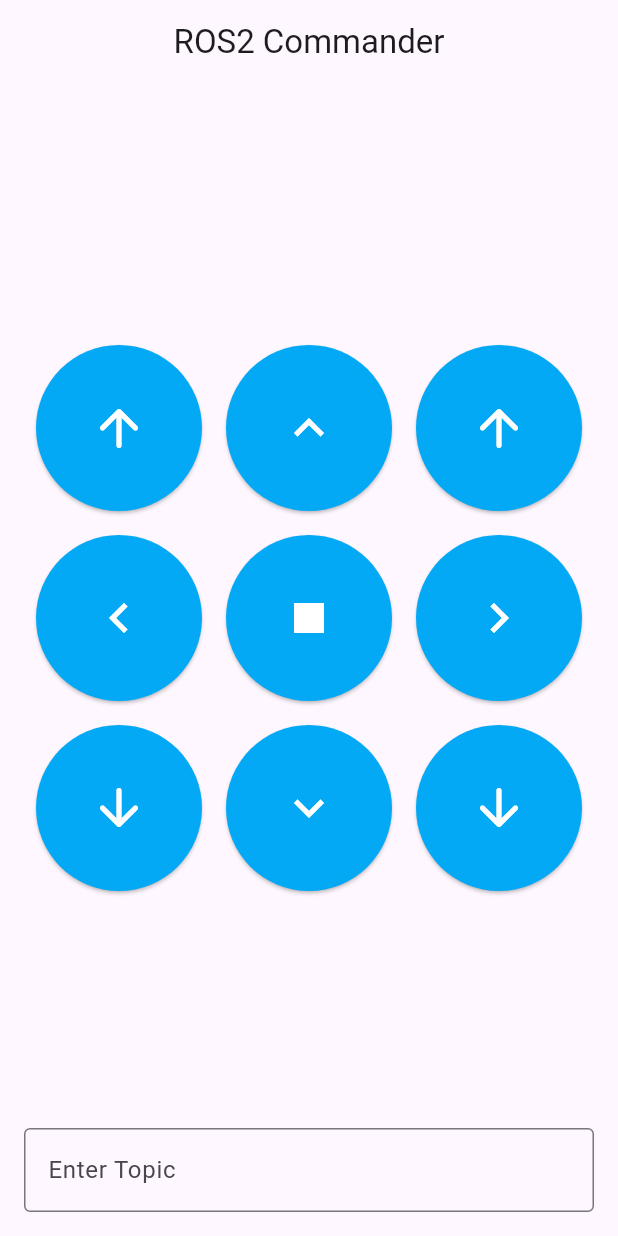
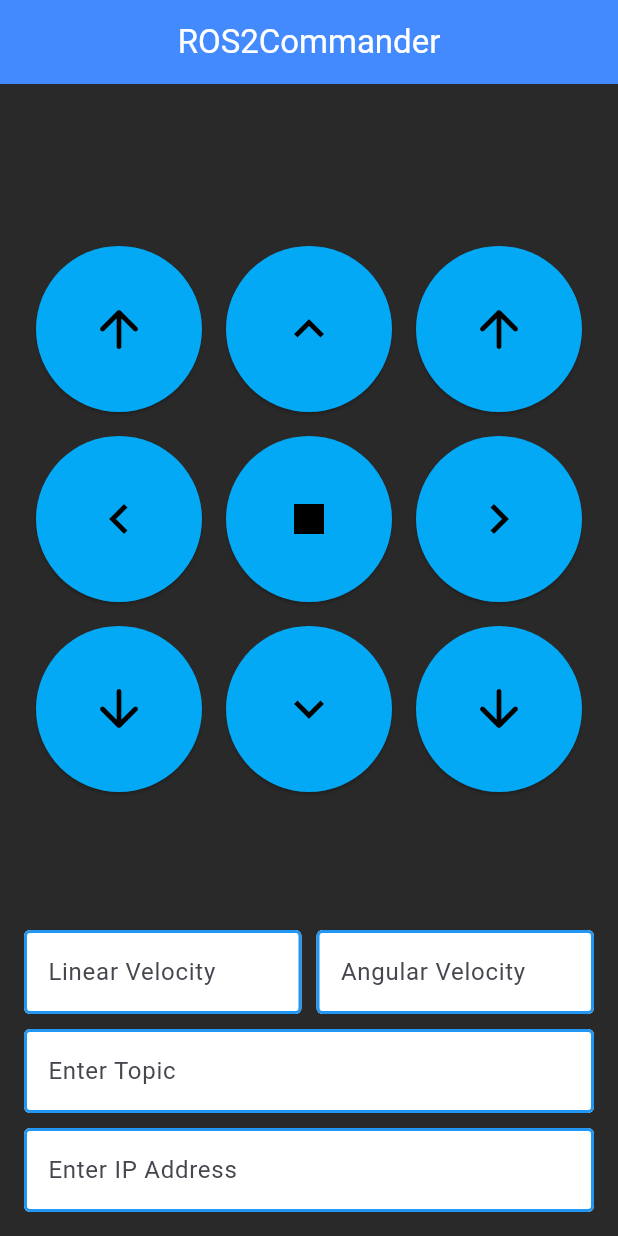
Before and after one commit to AkshatSharma05/ROS2Commander, a Flutter app: the screen it shows after launch, on a phone screen of 412 x 824 dp. Run offline on Flutter 3.47's test engine with Material 3 defaults, Android fonts, the phone set to English and light mode, and no system bars; network calls fail.

Commit message:
implemented velocity change and added icon

```diff
--- a/lib/main.dart
+++ b/lib/main.dart
@@ -13,11 +13,14 @@ class Home extends StatelessWidget {
   @override
 
   Widget build(BuildContext context) {
+  double linearVel = 1.0;
+  double angularVel = 5.0;
 
   late ROSBridgeClient rosClient;
   String selectedTopic = "/cmd_vel";
+  String ipAddress = "192.168.1.1";
 
-  rosClient = ROSBridgeClient("192.168.1.87"); // Change to your ROS2 device IP
+  rosClient = ROSBridgeClient(ipAddress); // Change to your ROS2 device IP
 
     final List<IconData> icons = [
       Icons.arrow_upward_rounded,
@@ -32,23 +35,27 @@ class Home extends StatelessWidget {
     ];
 
     final List<Map<String, double>> velocities = [
-      {"linearX": 1.0, "angularZ": -1.0}, // Forward left
-      {"linearX": 1.0, "angularZ": 0.0}, // Forward
-      {"linearX": 1.0, "angularZ": 1.0}, // Forward right
-      {"linearX": 0.0, "angularZ": -1.0}, // Rotate left
+      {"linearX": linearVel, "angularZ": -angularVel}, // Forward left
+      {"linearX": linearVel, "angularZ": 0.0}, // Forward
+      {"linearX": linearVel, "angularZ": angularVel}, // Forward right
+      {"linearX": 0.0, "angularZ": -angularVel}, // Rotate left
       {"linearX": 0.0, "angularZ": 0.0}, // Stop (center button)
-      {"linearX": 0.0, "angularZ": 1.0}, // Rotate right
-      {"linearX": -1.0, "angularZ": -1.0}, // Backward left
-      {"linearX": -1.0, "angularZ": 0.0}, // Backward
-      {"linearX": -1.0, "angularZ": 1.0}, // Backward right
+      {"linearX": 0.0, "angularZ": angularVel}, // Rotate right
+      {"linearX": -linearVel, "angularZ": -angularVel}, // Backward left
+      {"linearX": -linearVel, "angularZ": 0.0}, // Backward
+      {"linearX": -linearVel, "angularZ": angularVel}, // Backward right
     ];
 
     return Scaffold(
+      backgroundColor: const Color.fromARGB(255, 41, 41, 41),
       appBar: AppBar(
-        title: Text('ROS2 Commander'),
+        backgroundColor: Colors.blueAccent,
+        foregroundColor: Colors.white,
+        title: Text('ROS2Commander'),
         centerTitle: true,
       ),
-      body: Padding(
+      body:
+      Padding(
         padding: const EdgeInsets.all(16.0),
         child: Column(
           children: [
@@ -73,6 +80,7 @@ class Home extends StatelessWidget {
                           foregroundColor: Colors.white,
                         ),
                         child: Icon(
+                          color: Colors.black,
                           icons[index],
                           size: 40.0, // Increase the icon size
                         ),
@@ -82,15 +90,91 @@ class Home extends StatelessWidget {
                 ),
               ),
             ),
+            Row(
+              children: [
+                Expanded(
+                  child: TextField(
+                    decoration: InputDecoration(
+                      border: OutlineInputBorder(),
+                      enabledBorder: OutlineInputBorder(
+                        borderSide: BorderSide(color: Colors.blue, width: 2), // Set the border color when enabled
+                      ),
+                      focusedBorder: OutlineInputBorder(
+                        borderSide: BorderSide(color: Colors.green, width: 2), // Set the border color when focused
+                      ),
+                      fillColor: Colors.white,
+                      filled: true,
+                      labelText: 'Linear Velocity',
+
+                    ),
+                    onSubmitted: (String value) {
+                      linearVel = double.parse(value);
+                    },
+                  ),
+                ),
+                SizedBox(width: 10),
+                Expanded(
+                  child: TextField(
+                    decoration: InputDecoration(
+                      border: OutlineInputBorder(),
+                      enabledBorder: OutlineInputBorder(
+                        borderSide: BorderSide(color: Colors.blue, width: 2), // Set the border color when enabled
+                      ),
+                      focusedBorder: OutlineInputBorder(
+                        borderSide: BorderSide(color: Colors.green, width: 2), // Set the border color when focused
+                      ),
+                      fillColor: Colors.white,
+                      filled: true,
+                      labelText: 'Angular Velocity',
+                    ),
+                    onSubmitted: (String value) {
+                      angularVel = double.parse(value);
+                    },
+                  ),
+                ),
+              ],
+            ),
+            SizedBox(height: 10),
+            Column(
+                children: [
                   TextField(
                     decoration: InputDecoration(
                       border: OutlineInputBorder(),
+                      enabledBorder: OutlineInputBorder(
+                      borderSide: BorderSide(color: Colors.blue, width: 2), // Set the border color when enabled
+                      ),
+                      focusedBorder: OutlineInputBorder(
+                      borderSide: BorderSide(color: Colors.green, width: 2), // Set the border color when focused
+                      ),
+                      fillColor: Colors.white,
+                      filled: true,
                       labelText: 'Enter Topic',
                     ),
                     onSubmitted: (String value) {
                       selectedTopic = value;
-                print('Selected topic: $selectedTopic');
                     },
+                  ),
+                  SizedBox(height: 10),
+                  TextField(
+                    decoration: InputDecoration(
+                      border: OutlineInputBorder(),
+                      enabledBorder: OutlineInputBorder(
+                      borderSide: BorderSide(color: Colors.blue, width: 2), // Set the border color when enabled
+                      ),
+                      focusedBorder: OutlineInputBorder(
+                      borderSide: BorderSide(color: Colors.green, width: 2), // Set the border color when focused
+                      ),
+                      fillColor: Colors.white,
+                      filled: true,
+                      labelText: 'Enter IP Address',
+                    ),
+                    onSubmitted: (String value) {
+                      rosClient.close();
+                      ipAddress = value;
+                      rosClient = ROSBridgeClient(ipAddress);
+                    },
+                  ),
+                ],
               ),
           ],
         ),
```
Also changed, not shown: pubspec.yaml (+10 -2 lines), assets/icon.png (added), pubspec.lock, 28 other files. Lines whose indentation alone changed are shown as unchanged.
